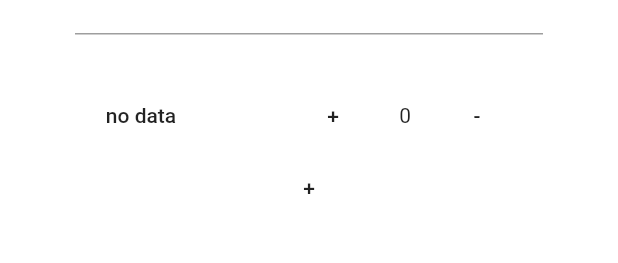
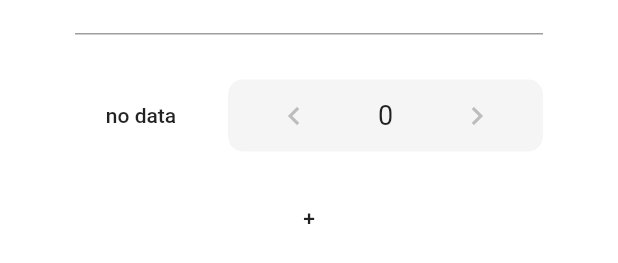
Before and after one commit to digitowly/cookatoo, a Flutter app: the TaskCreator widget shown alone on an empty page, opened directly, after a tap on an icon or button, on a phone screen of 412 x 824 dp. Shown: the part 129-392 px from the top of the screen. Run offline on Flutter 3.47's test engine with Material 2 defaults, Android fonts, the light colour scheme and no system bars.

Commit message:
style improvements

```diff
--- a/lib/modules/task_list/screens/ingredient_selection.dart
+++ b/lib/modules/task_list/screens/ingredient_selection.dart
@@ -12,7 +12,9 @@ class IngredientSelection extends StatelessWidget {
         stream: _selectionItemBloc.stateSteam,
         builder: (context, snapshot) {
           Map content = snapshot.data;
-          return Row(
+          return Column(
+            children: [
+              Row(
                 mainAxisAlignment: MainAxisAlignment.spaceBetween,
                 children: [
                   Column(
@@ -38,20 +40,45 @@ class IngredientSelection extends StatelessWidget {
                       )
                     ],
                   ),
-              Row(
+                  Container(
+                    padding: EdgeInsets.all(0),
+                    width: 210,
+                    decoration: BoxDecoration(
+                      color: Colors.grey.shade100,
+                      borderRadius: BorderRadius.all(
+                        Radius.circular(10),
+                      ),
+                    ),
+                    child: Row(
+                      mainAxisAlignment: MainAxisAlignment.spaceBetween,
                       children: [
                         FlatButton(
-                    child: Text('+'),
+                          child: Icon(
+                            Icons.chevron_left,
+                            color: Colors.grey.shade400,
+                          ),
+                          onPressed: () => _selectionItemBloc.eventSink.add(
+                              EventType(action: SelectionItemAction.SUBSTRACT)),
+                        ),
+                        Text(
+                          '${snapshot.hasData ? content['amount'] : "0"}',
+                          style: TextStyle(fontSize: 18),
+                        ),
+                        FlatButton(
+                          child: Icon(
+                            Icons.chevron_right,
+                            color: Colors.grey.shade400,
+                          ),
                           onPressed: () => _selectionItemBloc.eventSink
                               .add(EventType(action: SelectionItemAction.ADD)),
                         ),
-                  Text('${snapshot.hasData ? content['amount'] : "0"}'),
-                  FlatButton(
-                    child: Text('-'),
-                    onPressed: () => _selectionItemBloc.eventSink
-                        .add(EventType(action: SelectionItemAction.SUBSTRACT)),
+                      ],
+                    ),
                   ),
                 ],
+              ),
+              SizedBox(
+                height: 20,
               ),
             ],
           );
--- a/lib/modules/task_list/screens/task_creator.dart
+++ b/lib/modules/task_list/screens/task_creator.dart
@@ -32,7 +32,6 @@ class TaskCreator extends StatelessWidget {
               StreamBuilder(
                 stream: _ingredientSelectionsBloc.stateStream,
                 builder: (context, snapshot) {
-                  print(snapshot.data);
                   if (snapshot.hasData) {
                     return Column(
                       children: [...snapshot.data],
```
Lines whose indentation alone changed are shown as unchanged.
